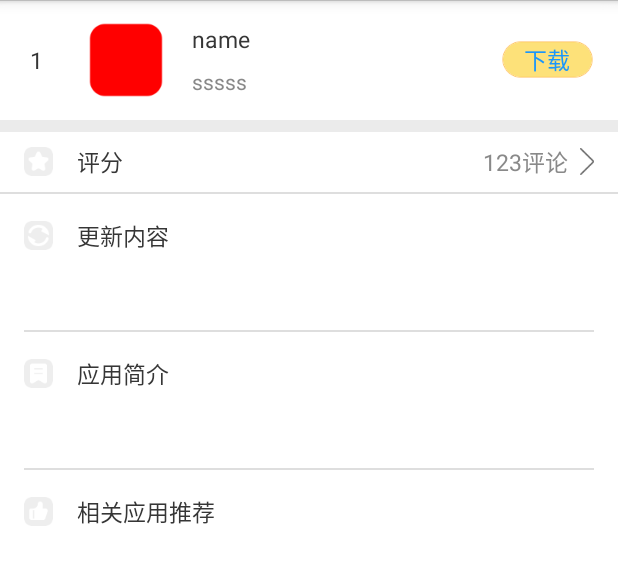
After one commit to lineCode/BKAppStation, an Android app: the layout a_app.xml on its own in the app's theme, with its tools: preview values and no code run, on a phone screen of 412 x 824 dp. The commit adds this screen. Shown: the top 565 px of the screen. Run offline under Robolectric (Android 15) with nearby library versions, the phone set to English and light mode, and no system bars; network calls fail.

Commit message:
add category & app page & refactory

```diff
--- a/app/build.gradle
+++ b/app/build.gradle
@@ -37,4 +37,5 @@ dependencies {
     implementation project(':FishDownloader')
     implementation project(':uicore')
     implementation 'com.jude:rollviewpager:+'
+    implementation 'com.umeng.analytics:analytics:latest.integration'
 }
--- a/app/src/main/java/com/xiaozi/appstore/activity/fragments/BaseAppListFragment.kt
+++ b/app/src/main/java/com/xiaozi/appstore/activity/fragments/BaseAppListFragment.kt
@@ -64,7 +64,7 @@ sealed class BaseAppListFragment : BaseFragment() {
             override fun getItemCount() = mData.size
 
             override fun onBindViewHolder(holder: TypedAppListVH, position: Int) {
-                holder.load(mData[position], position)
+                holder.load(mData[position], position + 1)
             }
 
             override fun onCreateViewHolder(parent: ViewGroup?, viewType: Int) = TypedAppListVH(parent)
@@ -85,7 +85,7 @@ sealed class BaseAppListFragment : BaseFragment() {
         mTvChart.setCompoundDrawables(null, null, null, if (index == 0) mDrawableTab else mDrawableTabWhite)
         mTvCategory.setCompoundDrawables(null, null, null, if (index == 1) mDrawableTab else mDrawableTabWhite)
         if (index == 0) {
-            mListLoader.load(mType)
+            mListLoader.load(mType.str)
         } else if (index == 1) {
         }
     }
--- a/app/src/main/java/com/xiaozi/appstore/activity/fragments/HomeFragment.kt
+++ b/app/src/main/java/com/xiaozi/appstore/activity/fragments/HomeFragment.kt
@@ -80,9 +80,9 @@ class HomeFragment : BaseFragment() {
         mTvTabApp.setCompoundDrawables(null, null, null, if (index == 0) mDrawableTab else mDrawableTabWhite)
         mTvTabGame.setCompoundDrawables(null, null, null, if (index == 1) mDrawableTab else mDrawableTabWhite)
         if (index == 0) {
-            mDataloader.load(AppListType.HOT_APP)
+            mDataloader.load(AppListType.HOT_APP.str)
         } else if (index == 1) {
-            mDataloader.load(AppListType.HOT_GAME)
+            mDataloader.load(AppListType.HOT_GAME.str)
         }
     }
 
--- a/app/src/main/java/com/xiaozi/appstore/manager/DataManager.kt
+++ b/app/src/main/java/com/xiaozi/appstore/manager/DataManager.kt
@@ -38,6 +38,8 @@ class DataManager {
                        val tip: String, val content: String, val dlUrl: String, val installCnt: String)
 
     data class UploadInfo(val pkg: String)
+    data class Category(val name: String, val icon: String, val type: String, val tabs: Array<SecCategory>)
+    data class SecCategory(val name: String, val type: String)
 
 }
 
--- a/app/src/main/java/com/xiaozi/appstore/manager/IPresenters.kt
+++ b/app/src/main/java/com/xiaozi/appstore/manager/IPresenters.kt
@@ -4,5 +4,9 @@ package com.xiaozi.appstore.manager
  * Created by fish on 18-1-7.
  */
 interface INetAppsPresenter {
-    fun load(type: AppListType = AppListType.ALL, filter: String = "")
+    fun load(type: String = AppListType.ALL.str, filter: String = "")
 }
+
+interface ICachedDataPresenter<out T> {
+    fun get(tag: String): T?
+}
--- a/app/src/main/java/com/xiaozi/appstore/manager/NetManager.kt
+++ b/app/src/main/java/com/xiaozi/appstore/manager/NetManager.kt
@@ -58,10 +58,10 @@ object NetManager {
 //        }){}
     }
 
-    fun loadAppList(type: AppListType = AppListType.ALL, filter: String = "", success: Array<RespAppInfo>.() -> Unit, failed: String.() -> Unit) {
+    fun loadAppList(type: String = AppListType.ALL.str, filter: String = "", success: Array<RespAppInfo>.() -> Unit, failed: String.() -> Unit) {
         createBase<Array<RespAppInfo>>("$MAIN_URL/app/list", success, failed)
                 .Method(RequestHelper.Method.GET)
-                .UrlParam("type", type.str)
+                .UrlParam("type", type)
                 .apply { if(filter.isEmpty()) UrlParam("filter", filter) }
                 .get(Framework._C, Framework._H)
 
--- a/app/src/main/java/com/xiaozi/appstore/plugin/Extensions.kt
+++ b/app/src/main/java/com/xiaozi/appstore/plugin/Extensions.kt
@@ -13,6 +13,8 @@ fun Call(delay: Long = 0, success: () -> Unit) = Framework._H.postDelayed(succes
 fun Context.ZToast(msg: String) = Toast.makeText(this, msg, Toast.LENGTH_LONG).show()
 
 fun <T : View> View.bind(id: Int) = lazy { findViewById<T>(id) }
+
+fun View.onClick(clk: () -> Unit) = setOnClickListener { clk }
 
 inline fun <T, R> T?.safety(action: T.() -> R): R? = try {
     this?.action()
--- /dev/null
+++ b/app/src/main/res/layout/a_app.xml
@@ -0,0 +1,136 @@
+<?xml version="1.0" encoding="utf-8"?>
+<LinearLayout xmlns:android="http://schemas.android.com/apk/res/android"
+    android:layout_width="match_parent"
+    android:layout_height="match_parent"
+    android:background="@color/common_bg"
+    android:orientation="vertical">
+
+    <include layout="@layout/i_applist" />
+
+    <FrameLayout
+        android:layout_width="match_parent"
+        android:layout_height="wrap_content"
+        android:background="@color/cutter"
+        android:paddingBottom="4dp"
+        android:paddingLeft="16dp"
+        android:paddingTop="4dp">
+
+        <android.support.v7.widget.RecyclerView
+            android:id="@+id/rv_app"
+            android:layout_width="match_parent"
+            android:layout_height="wrap_content" />
+    </FrameLayout>
+
+    <ScrollView
+        android:layout_width="match_parent"
+        android:layout_height="match_parent">
+
+        <LinearLayout
+            android:layout_width="match_parent"
+            android:layout_height="match_parent"
+            android:orientation="vertical">
+
+
+            <RelativeLayout
+                android:layout_width="match_parent"
+                android:layout_height="40dp"
+                android:layout_marginLeft="16dp"
+                android:layout_marginRight="16dp"
+                android:gravity="center_vertical">
+
+                <TextView
+                    android:layout_width="wrap_content"
+                    android:layout_height="wrap_content"
+                    android:drawableLeft="@drawable/icon_app_score"
+                    android:drawablePadding="16dp"
+                    android:text="评分"
+                    android:textColor="@color/text_dark"
+                    android:textSize="@dimen/title_text" />
+
+                <TextView
+                    android:id="@+id/tv_app_chat"
+                    android:layout_width="match_parent"
+                    android:layout_height="wrap_content"
+                    android:layout_alignParentRight="true"
+                    android:drawablePadding="8dp"
+                    android:drawableRight="@drawable/icon_enter"
+                    android:gravity="right"
+                    android:text="123评论"
+                    android:textColor="@color/text_second"
+                    android:textSize="@dimen/title_text" />
+            </RelativeLayout>
+
+            <View
+                android:layout_width="match_parent"
+                android:layout_height="1dp"
+                android:background="@color/line" />
+
+            <TextView
+                android:layout_width="wrap_content"
+                android:layout_height="wrap_content"
+                android:layout_marginLeft="16dp"
+                android:layout_marginTop="16dp"
+                android:drawableLeft="@drawable/icon_app_update_info"
+                android:drawablePadding="16dp"
+                android:text="更新内容"
+                android:textColor="@color/text_dark"
+                android:textSize="@dimen/title_text" />
+
+            <TextView
+                android:id="@+id/tv_app_update_info"
+                android:layout_width="match_parent"
+                android:layout_height="wrap_content"
+                android:layout_marginLeft="40dp"
+                android:layout_marginRight="16dp"
+                android:layout_marginTop="16dp"
+                android:textColor="@color/text_dark" />
+            <View
+                android:layout_width="match_parent"
+                android:layout_height="1dp"
+                android:layout_margin="16dp"
+                android:background="@color/line"/>
+            <TextView
+                android:layout_width="wrap_content"
+                android:layout_height="wrap_content"
+                android:layout_marginLeft="16dp"
+                android:drawableLeft="@drawable/icon_app_info"
+                android:drawablePadding="16dp"
+                android:text="应用简介"
+                android:textColor="@color/text_dark"
+                android:textSize="@dimen/title_text" />
+            <TextView
+                android:id="@+id/tv_app_info"
+                android:layout_width="match_parent"
+                android:layout_height="wrap_content"
+                android:layout_marginLeft="40dp"
+                android:layout_marginRight="16dp"
+                android:layout_marginTop="16dp"
+                android:textColor="@color/text_dark" />
+            <View
+                android:layout_width="match_parent"
+                android:layout_height="1dp"
+                android:layout_margin="16dp"
+                android:background="@color/line"/>
+            <TextView
+                android:layout_width="wrap_content"
+                android:layout_height="wrap_content"
+                android:layout_marginLeft="16dp"
+                android:drawableLeft="@drawable/icon_app_adv"
+                android:drawablePadding="16dp"
+                android:text="相关应用推荐"
+                android:textColor="@color/text_dark"
+                android:textSize="@dimen/title_text" />
+            <RelativeLayout
+                android:layout_width="match_parent"
+                android:layout_height="match_parent"
+                android:layout_marginTop="16dp"
+                android:layout_marginLeft="16dp"
+                android:layout_marginRight="16dp">
+                <android.support.v7.widget.RecyclerView
+                    android:id="@+id/rv_app_adv"
+                    android:layout_width="match_parent"
+                    android:layout_height="match_parent"/>
+            </RelativeLayout>
+        </LinearLayout>
+    </ScrollView>
+</LinearLayout>
```
Also changed, not shown: app/src/main/java/com/xiaozi/appstore/activity/AppActivity.kt (added, +56 -0 lines), app/src/main/java/com/xiaozi/appstore/activity/BaseBarActivity.kt (added, +39 -0 lines), app/src/main/java/com/xiaozi/appstore/manager/PresenterImpls.kt (+11 -2 lines), app/src/main/java/com/xiaozi/appstore/view/ViewHolders.kt (+34 -3 lines), app/src/main/res/layout/a_base_bar.xml (added, +43 -0 lines), app/src/main/res/layout/i_category.xml (added, +139 -0 lines), app/src/main/res/drawable-xhdpi/icon_app_adv.png (added), app/src/main/res/drawable-xhdpi/icon_app_info.png (added), app/src/main/res/drawable-xhdpi/icon_app_score.png (added), app/src/main/res/drawable-xhdpi/icon_app_update_info.png (added), app/src/main/res/drawable-xhdpi/icon_enter.png (added).
